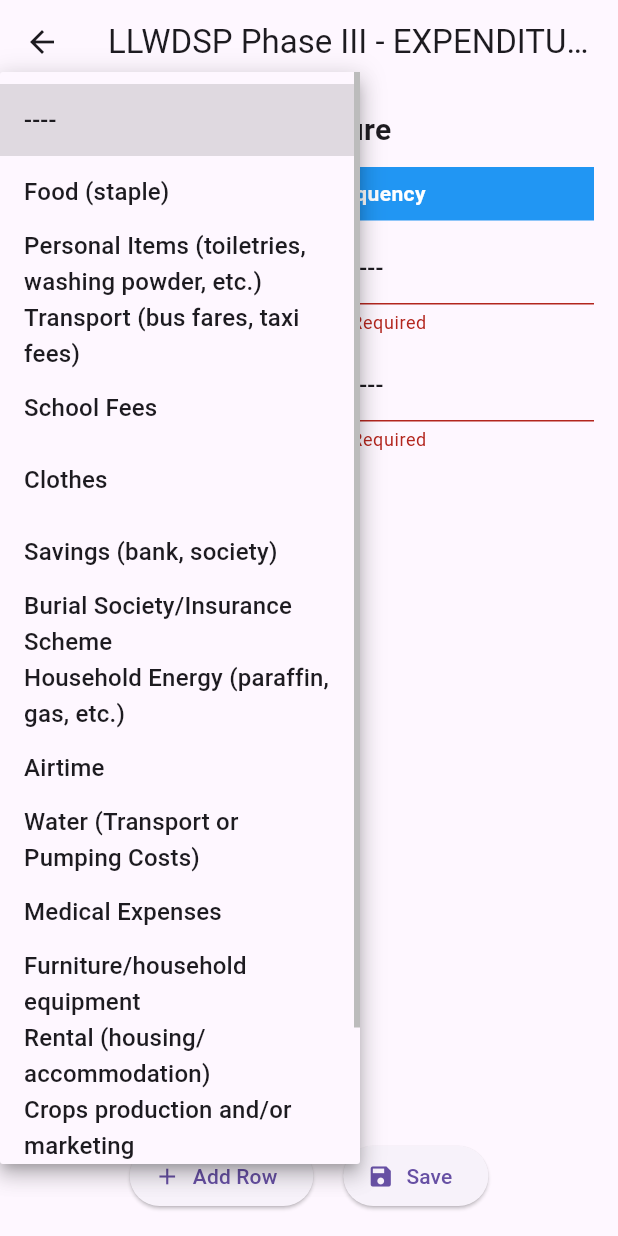
After one commit to ralaunchX/Cims_App, a Flutter app: the LlwdspExpenditureScreen screen opened by its route, after a tap on "Add Row", after a tap on "Save", after a tap on "----", on a phone screen of 412 x 824 dp. The commit adds this screen. Run offline on Flutter 3.47's test engine with Material 3 defaults, Android fonts, the phone set to English and light mode, and no system bars; our stand-ins replace geolocator, permission_handler, shared_preferences; missing offline and left inert: external_path; accounts and stored records are empty.

Commit message:
expenditure

```diff
--- /dev/null
+++ b/cims/lib/data_model/llwdsp_expenditure_model.dart
@@ -0,0 +1,49 @@
+class ExpenditureDto {
+  String item;
+  String frequency;
+  bool occurredLastMonth;
+
+  ExpenditureDto({
+    this.item = '',
+    this.frequency = '',
+    this.occurredLastMonth = false,
+  });
+
+  Map<String, dynamic> toJson() => {
+        'item': item,
+        'frequency': frequency,
+        'occurredLastMonth': occurredLastMonth,
+      };
+
+  factory ExpenditureDto.fromJson(Map<String, dynamic> json) => ExpenditureDto(
+        item: json['item'] ?? '',
+        frequency: json['frequency'] ?? '',
+        occurredLastMonth: json['occurredLastMonth'] ?? false,
+      );
+}
+
+class LlwdspExpenditureList {
+  String rapId;
+  List<ExpenditureDto> expenditureList;
+
+  LlwdspExpenditureList({
+    required this.rapId,
+    required this.expenditureList,
+  });
+
+  factory LlwdspExpenditureList.fromJson(Map<String, dynamic> json) {
+    return LlwdspExpenditureList(
+      rapId: json['rapId'],
+      expenditureList: (json['expenditureList'] as List)
+          .map((e) => ExpenditureDto.fromJson(e))
+          .toList(),
+    );
+  }
+
+  Map<String, dynamic> toJson() {
+    return {
+      'rapId': rapId,
+      'expenditureList': expenditureList.map((e) => e.toJson()).toList(),
+    };
+  }
+}
--- a/cims/lib/form_list.dart
+++ b/cims/lib/form_list.dart
@@ -54,6 +54,11 @@ class _FormListScreenState extends State<FormListScreen> {
       'route': '/llwdspFruitTrees',
       'key': Keys.llwdspFruitTrees
     },
+    {
+      'title': '3.10 LLWDSP Phase III - EXPENDITURE',
+      'route': '/llwdspExpenditure',
+      'key': Keys.llwdspExpenditure
+    },
   ];
 
   @override
--- /dev/null
+++ b/cims/lib/llwdsp_expenditure_screen.dart
@@ -0,0 +1,246 @@
+import 'dart:convert';
+
+import 'package:cims/data_model/llwdsp_expenditure_model.dart';
+import 'package:cims/utils/app_prefs.dart';
+import 'package:cims/utils/constants.dart';
+import 'package:cims/utils/keys.dart';
+import 'package:flutter/material.dart';
+import 'package:shared_preferences/shared_preferences.dart';
+
+class LlwdspExpenditureScreen extends StatefulWidget {
+  final LlwdspExpenditureList? llwdspExpenditureList;
+  const LlwdspExpenditureScreen({super.key, this.llwdspExpenditureList});
+
+  @override
+  State<LlwdspExpenditureScreen> createState() =>
+      _LlwdspExpenditureScreenState();
+}
+
+class _LlwdspExpenditureScreenState extends State<LlwdspExpenditureScreen> {
+  final _formKey = GlobalKey<FormState>();
+  String rapId = Keys.rapId;
+  String llwdspExpenditureKey = '${Keys.rapId}_${Keys.llwdspExpenditure}';
+  List<ExpenditureDto> expenditureList = [
+    ExpenditureDto(
+        frequency: AppConstants.notSelected, item: AppConstants.notSelected),
+  ];
+
+  @override
+  void initState() {
+    super.initState();
+    final prefs = AppPrefs().prefs;
+    var llwdspExpenditureList = widget.llwdspExpenditureList;
+    String? llwdspExpenditureString = prefs?.getString(llwdspExpenditureKey);
+    if (llwdspExpenditureString != null) {
+      final json = jsonDecode(llwdspExpenditureString);
+      llwdspExpenditureList = LlwdspExpenditureList.fromJson(json);
+    }
+    if (llwdspExpenditureList != null) {
+      expenditureList = llwdspExpenditureList.expenditureList;
+    }
+  }
+
+  void _addRow() {
+    setState(() => expenditureList.add(ExpenditureDto(
+        frequency: AppConstants.notSelected, item: AppConstants.notSelected)));
+  }
+
+  void _removeRow(int index) {
+    setState(() => expenditureList.removeAt(index));
+  }
+
+  Widget _buildRow(ExpenditureDto data, int index) {
+    return Row(
+      children: [
+        SizedBox(
+          width: 200,
+          child: DropdownButtonFormField<String>(
+            isExpanded: true,
+            decoration: const InputDecoration(
+              contentPadding: EdgeInsets.symmetric(horizontal: 8, vertical: 4),
+            ),
+            value: data.item.isEmpty ? null : data.item,
+            items: AppConstants.expenditureItems
+                .map((item) => DropdownMenuItem(value: item, child: Text(item)))
+                .toList(),
+            onChanged: (val) => setState(() => data.item = val ?? ''),
+            validator: (val) => val == null || val == AppConstants.notSelected
+                ? 'Required'
+                : null,
+          ),
+        ),
+        const SizedBox(width: 10),
+        SizedBox(
+          width: 200,
+          child: DropdownButtonFormField<String>(
+            isExpanded: true,
+            decoration: const InputDecoration(
+              contentPadding: EdgeInsets.symmetric(horizontal: 8, vertical: 4),
+            ),
+            value: data.frequency.isEmpty ? null : data.frequency,
+            items: AppConstants.frequencyOptionsExpenditure
+                .map((f) => DropdownMenuItem(value: f, child: Text(f)))
+                .toList(),
+            onChanged: (val) => setState(() => data.frequency = val ?? ''),
+            validator: (val) => val == null || val == AppConstants.notSelected
+                ? 'Required'
+                : null,
+          ),
+        ),
+        const SizedBox(width: 10),
+        SizedBox(
+          width: 180,
+          child: Row(
+            children: [
+              Radio<bool>(
+                value: true,
+                groupValue: data.occurredLastMonth,
+                onChanged: (val) =>
+                    setState(() => data.occurredLastMonth = val!),
+              ),
+              const Text('Yes'),
+              Radio<bool>(
+                value: false,
+                groupValue: data.occurredLastMonth,
+                onChanged: (val) =>
+                    setState(() => data.occurredLastMonth = val!),
+              ),
+              const Text('No'),
+            ],
+          ),
+        ),
+        IconButton(
+          icon: const Icon(Icons.delete, color: Colors.red),
+          onPressed: () => _removeRow(index),
+        ),
+      ],
+    );
+  }
+
+  @override
+  Widget build(BuildContext context) {
+    return Scaffold(
+      appBar: AppBar(title: const Text('LLWDSP Phase III - EXPENDITURE')),
+      body: Padding(
+        padding: const EdgeInsets.all(16),
+        child: Form(
+          key: _formKey,
+          child: Column(
+            children: [
+              const Text(
+                "Expenditure",
+                style: TextStyle(fontSize: 20, fontWeight: FontWeight.bold),
+              ),
+              const SizedBox(height: 10),
+              Expanded(
+                child: SingleChildScrollView(
+                  scrollDirection: Axis.horizontal,
+                  child: SizedBox(
+                    width: 740,
+                    child: Column(
+                      children: [
+                        Container(
+                          padding: const EdgeInsets.symmetric(vertical: 8),
+                          decoration: const BoxDecoration(
+                            color: Colors.blue,
+                          ),
+                          child: const Row(
+                            children: [
+                              SizedBox(
+                                width: 200,
+                                child: Text(
+                                  'Expenditure Item',
+                                  style: TextStyle(
+                                      fontWeight: FontWeight.bold,
+                                      color: Colors.white),
+                                ),
+                              ),
+                              SizedBox(
+                                width: 200,
+                                child: Text(
+                                  'Frequency',
+                                  style: TextStyle(
+                                      fontWeight: FontWeight.bold,
+                                      color: Colors.white),
+                                ),
+                              ),
+                              SizedBox(
+                                width: 220,
+                                child: Text(
+                                  'Occurred Last Month?',
+                                  style: TextStyle(
+                                      fontWeight: FontWeight.bold,
+                                      color: Colors.white),
+                                ),
+                              ),
+                              SizedBox(
+                                width: 120,
+                                child: Text(
+                                  'Remove',
+                                  style: TextStyle(
+                                      fontWeight: FontWeight.bold,
+                                      color: Colors.white),
+                                ),
+                              ),
+                            ],
+                          ),
+                        ),
+                        const SizedBox(height: 8),
+                        Expanded(
+                          child: ListView.separated(
+                            shrinkWrap: true,
+                            itemCount: expenditureList.length,
+                            itemBuilder: (context, index) =>
+                                _buildRow(expenditureList[index], index),
+                            separatorBuilder: (_, __) =>
+                                const SizedBox(height: 10),
+                          ),
+                        ),
+                      ],
+                    ),
+                  ),
+                ),
+              ),
+              const SizedBox(height: 16),
+              Row(
+                mainAxisAlignment: MainAxisAlignment.center,
+                children: [
+                  ElevatedButton.icon(
+                    onPressed: _addRow,
+                    icon: const Icon(Icons.add),
+                    label: const Text('Add Row'),
+                  ),
+                  const SizedBox(width: 20),
+                  ElevatedButton.icon(
+                    onPressed: _saveForm,
+                    icon: const Icon(Icons.save),
+                    label: const Text('Save'),
+                  ),
+                ],
+              ),
+            ],
+          ),
+        ),
+      ),
+    );
+  }
+
+  Future<void> _saveForm() async {
+    if (_formKey.currentState!.validate()) {
+      final llwdspExpenditureData =
+          LlwdspExpenditureList(rapId: rapId, expenditureList: expenditureList);
+      final prefs = await SharedPreferences.getInstance();
+      await prefs.setString(
+          llwdspExpenditureKey, jsonEncode(llwdspExpenditureData.toJson()));
+
+      ScaffoldMessenger.of(context).showSnackBar(
+        const SnackBar(
+            content: Text('Expenditure Form Submitted'),
+            backgroundColor: Colors.green),
+      );
+      Future.delayed(const Duration(milliseconds: 500), () {
+        Navigator.pop(context, true);
+      });
+    }
+  }
+}
--- a/cims/lib/main.dart
+++ b/cims/lib/main.dart
@@ -2,6 +2,7 @@ import 'package:cims/census.dart';
 import 'package:cims/form_list.dart';
 import 'package:cims/llwdsp_assets_screen.dart';
 import 'package:cims/llwdsp_cropfield_screen.dart';
+import 'package:cims/llwdsp_expenditure_screen.dart';
 import 'package:cims/llwdsp_foodgardens_screen.dart';
 import 'package:cims/llwdsp_fruittrees_screen.dart';
 import 'package:cims/llwdsp_livelihood_screen.dart';
@@ -64,7 +65,8 @@ class MainApp extends StatelessWidget {
           '/llwdspFoodGardens': (context) => const LlwdspFoodgardensScreen(),
           '/llwdspCropField': (context) => const LlwdspCropfieldScreen(),
           '/llwdspLivestock': (context) => const LlwdspLivestockScreen(),
-          '/llwdspFruitTrees': (context) => const LlwdspFruitTressScreen()
+          '/llwdspFruitTrees': (context) => const LlwdspFruitTressScreen(),
+          '/llwdspExpenditure': (context) => const LlwdspExpenditureScreen(),
         },
         // theme: ThemeData(
         //   inputDecorationTheme: const InputDecorationTheme(
--- a/cims/lib/utils/constants.dart
+++ b/cims/lib/utils/constants.dart
@@ -323,4 +323,30 @@ class AppConstants {
     'Wild Cherry',
     'Pomegranate',
   ];
+  static const List<String> expenditureItems = [
+    notSelected,
+    'Food (staple)',
+    'Personal Items (toiletries, washing powder, etc.)',
+    'Transport (bus fares, taxi fees)',
+    'School Fees',
+    'Clothes',
+    'Savings (bank, society)',
+    'Burial Society/Insurance Scheme',
+    'Household Energy (paraffin, gas, etc.)',
+    'Airtime',
+    'Water (Transport or Pumping Costs)',
+    'Medical Expenses',
+    'Furniture/household equipment',
+    'Rental (housing/accommodation)',
+    'Crops production and/or marketing',
+    'Livestock production and/or marketing',
+    'Other (specify)',
+  ];
+  static const List<String> frequencyOptionsExpenditure = [
+    notSelected,
+    'Monthly',
+    'Quarterly',
+    'Annually',
+    'Free Service – no expense',
+  ];
 }
--- a/cims/lib/utils/keys.dart
+++ b/cims/lib/utils/keys.dart
@@ -11,4 +11,5 @@ class Keys {
   static const llwdspCropField = 'llwdspCropField';
   static const llwdspLivestock = 'llwdspLivestock';
   static const llwdspFruitTrees = 'llwdspFruitTrees';
+  static const llwdspExpenditure = 'llwdspExpenditure';
 }
```
